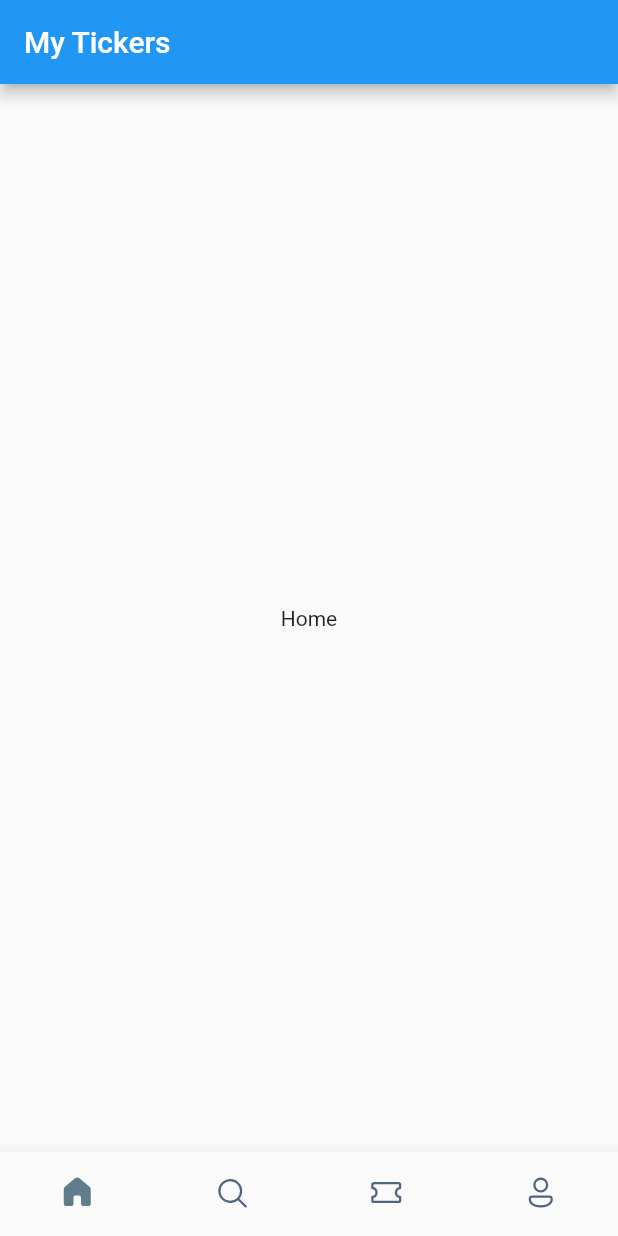
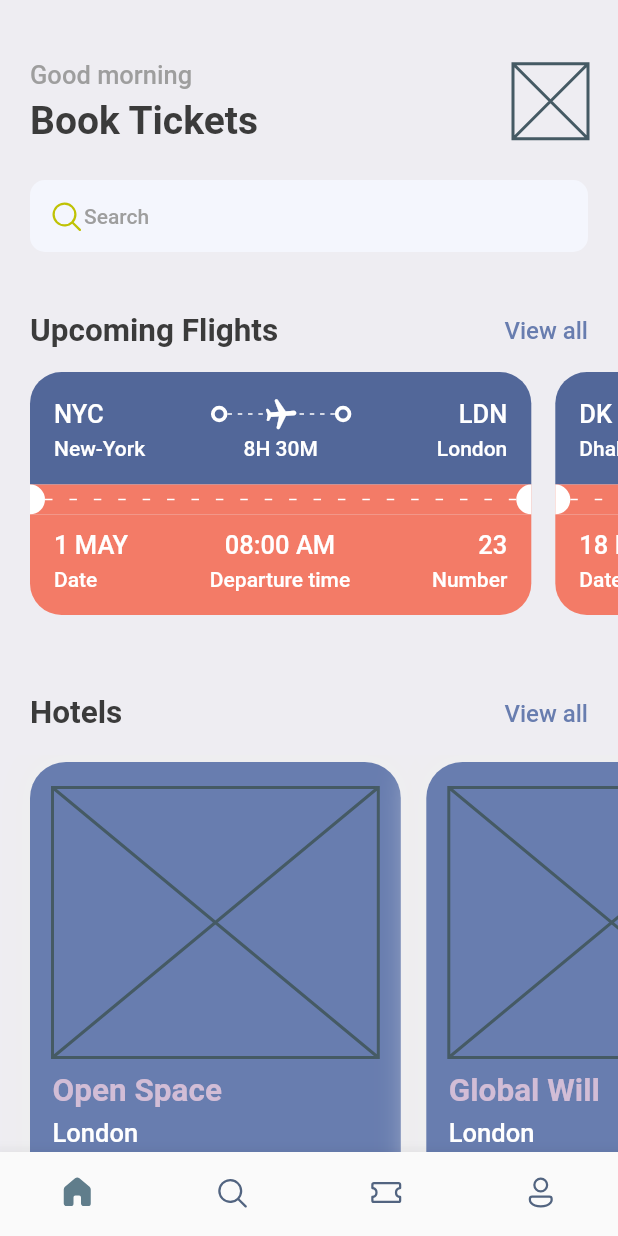
Before and after one commit to flutterkage2k/booktickets, a Flutter app: the screen it shows after launch, on a phone screen of 412 x 824 dp. Run offline on Flutter 3.47's test engine with Material 2 defaults, Android fonts, the phone set to English and light mode, and no system bars; our stand-ins replace fluentui_icons, gap.

Commit message:
map<String,dynamic> connection
機能の追加しました。
local map 使用方法がわかります。

```diff
--- a/lib/main.dart
+++ b/lib/main.dart
@@ -1,8 +1,9 @@
 import 'package:booktickets/screens/bottom_bar.dart';
+import 'package:booktickets/utils/app_styles.dart';
 import 'package:flutter/material.dart';
 
 void main() {
-  runApp(MyApp());
+  runApp(const MyApp());
 }
 
 class MyApp extends StatelessWidget {
@@ -11,7 +12,9 @@ class MyApp extends StatelessWidget {
   @override
   Widget build(BuildContext context) {
     return MaterialApp(
-      home: BottomBar(),
+      title: 'Tickets',
+      theme: ThemeData(primaryColor: primary),
+      home: const BottomBar(),
     );
   }
 }
--- a/lib/screens/bottom_bar.dart
+++ b/lib/screens/bottom_bar.dart
@@ -1,3 +1,4 @@
+import 'package:booktickets/screens/home_screen.dart';
 import 'package:fluentui_icons/fluentui_icons.dart';
 import 'package:flutter/material.dart';
 
@@ -18,7 +19,7 @@ class _BottomBarState extends State<BottomBar> {
   }
 
   static final List<Widget> _widgetOptions = [
-    const Text("Home"),
+    const HomeScreen(),
     const Text("Search"),
     const Text("Tickets"),
     const Text("Profile"),
@@ -26,9 +27,6 @@ class _BottomBarState extends State<BottomBar> {
   @override
   Widget build(BuildContext context) {
     return Scaffold(
-      appBar: AppBar(
-        title: Text('My Tickers'),
-      ),
       body: Center(child: _widgetOptions[_selectedIndex]),
       bottomNavigationBar: BottomNavigationBar(
         currentIndex: _selectedIndex,
@@ -38,7 +36,7 @@ class _BottomBarState extends State<BottomBar> {
         showUnselectedLabels: false,
         selectedItemColor: Colors.blueGrey,
         type: BottomNavigationBarType.fixed,
-        unselectedItemColor: Color(0xff526480),
+        unselectedItemColor: const Color(0xff526480),
         items: const [
           BottomNavigationBarItem(
             icon: Icon(FluentSystemIcons.ic_fluent_home_regular),
--- /dev/null
+++ b/lib/screens/home_screen.dart
@@ -0,0 +1,134 @@
+import 'package:booktickets/screens/hotel_screen.dart';
+import 'package:booktickets/screens/ticket_view.dart';
+import 'package:booktickets/utils/app_info_list.dart';
+import 'package:booktickets/utils/app_styles.dart';
+import 'package:fluentui_icons/fluentui_icons.dart';
+import 'package:flutter/material.dart';
+import 'package:gap/gap.dart';
+
+class HomeScreen extends StatelessWidget {
+  const HomeScreen({Key? key}) : super(key: key);
+
+  @override
+  Widget build(BuildContext context) {
+    return Scaffold(
+      backgroundColor: Styles.bgColor,
+      body: ListView(
+        children: [
+          Container(
+            padding: const EdgeInsets.symmetric(horizontal: 20),
+            child: Column(
+              children: [
+                const Gap(40),
+                Row(
+                  mainAxisAlignment: MainAxisAlignment.spaceBetween,
+                  children: [
+                    Column(
+                      crossAxisAlignment: CrossAxisAlignment.start,
+                      children: [
+                        Text(
+                          "Good morning",
+                          style: Styles.headLineStyle3,
+                        ),
+                        const Gap(5),
+                        Text(
+                          "Book Tickets",
+                          style: Styles.headLineStyle1,
+                        ),
+                      ],
+                    ),
+                    Container(
+                      height: 50,
+                      width: 50,
+                      decoration: BoxDecoration(
+                        borderRadius: BorderRadius.circular(10),
+                      ),
+                      child: const Placeholder(),
+                    )
+                  ],
+                ),
+                const Gap(25),
+                Container(
+                  decoration: BoxDecoration(
+                    borderRadius: BorderRadius.circular(10),
+                    color: const Color(0xfff4f6fd),
+                  ),
+                  padding: const EdgeInsets.symmetric(horizontal: 12, vertical: 12),
+                  child: Row(
+                    children: [
+                      const Icon(
+                        FluentSystemIcons.ic_fluent_search_regular,
+                        color: Color(0xffbfc205),
+                      ),
+                      Text(
+                        "Search",
+                        style: Styles.headLineStyle4,
+                      ),
+                    ],
+                  ),
+                ),
+                const Gap(40),
+                Row(
+                  mainAxisAlignment: MainAxisAlignment.spaceBetween,
+                  children: [
+                    Text(
+                      "Upcoming Flights",
+                      style: Styles.headLineStyle2,
+                    ),
+                    InkWell(
+                      onTap: () {
+                        print('tapped!!');
+                      },
+                      child: Text(
+                        "View all",
+                        style: Styles.textStyle.copyWith(color: Styles.primaryColor),
+                      ),
+                    ),
+                  ],
+                )
+              ],
+            ),
+          ),
+          const Gap(15),
+          SingleChildScrollView(
+            scrollDirection: Axis.horizontal,
+            padding: const EdgeInsets.only(left: 20),
+            child: Row(
+              children: ticketList.map((ticket) => TicketView(ticket: ticket)).toList(),
+            ),
+          ),
+          const Gap(15),
+          Container(
+            padding: const EdgeInsets.symmetric(horizontal: 20),
+            child: Row(
+              mainAxisAlignment: MainAxisAlignment.spaceBetween,
+              children: [
+                Text(
+                  "Hotels",
+                  style: Styles.headLineStyle2,
+                ),
+                InkWell(
+                  onTap: () {
+                    print('tapped!!');
+                  },
+                  child: Text(
+                    "View all",
+                    style: Styles.textStyle.copyWith(color: Styles.primaryColor),
+                  ),
+                ),
+              ],
+            ),
+          ),
+          const Gap(15),
+          SingleChildScrollView(
+            scrollDirection: Axis.horizontal,
+            padding: const EdgeInsets.only(left: 20),
+            child: Row(
+              children: hotelList.map((hotel) => HotelScreen(hotel: hotel)).toList(),
+            ),
+          )
+        ],
+      ),
+    );
+  }
+}
--- /dev/null
+++ b/lib/screens/hotel_screen.dart
@@ -0,0 +1,59 @@
+import 'package:booktickets/utils/app_layout.dart';
+import 'package:booktickets/utils/app_styles.dart';
+import 'package:flutter/material.dart';
+import 'package:gap/gap.dart';
+
+class HotelScreen extends StatelessWidget {
+  final Map<String, dynamic> hotel;
+  const HotelScreen({Key? key, required this.hotel}) : super(key: key);
+
+  @override
+  Widget build(BuildContext context) {
+    final size = AppLayout.getSize(context);
+    return Container(
+      width: size.width * 0.6,
+      height: 350,
+      padding: const EdgeInsets.symmetric(horizontal: 15, vertical: 17),
+      margin: const EdgeInsets.only(right: 17, top: 5),
+      decoration: BoxDecoration(
+        color: Styles.primaryColor,
+        borderRadius: BorderRadius.circular(24),
+        boxShadow: [
+          BoxShadow(
+            color: Colors.grey.shade200,
+            blurRadius: 20,
+            spreadRadius: 5,
+          ),
+        ],
+      ),
+      child: Column(
+        crossAxisAlignment: CrossAxisAlignment.start,
+        children: [
+          Container(
+            height: 180,
+            decoration: BoxDecoration(
+              borderRadius: BorderRadius.circular(12),
+              color: Styles.primaryColor,
+            ),
+            child: const Placeholder(),
+          ),
+          const Gap(10),
+          Text(
+            hotel['place'],
+            style: Styles.headLineStyle2.copyWith(color: Styles.kakiColor),
+          ),
+          const Gap(5),
+          Text(
+            hotel['destination'],
+            style: Styles.headLineStyle3.copyWith(color: Colors.white),
+          ),
+          const Gap(8),
+          Text(
+            '\$${hotel['price']}/night',
+            style: Styles.headLineStyle1.copyWith(color: Styles.kakiColor),
+          ),
+        ],
+      ),
+    );
+  }
+}
--- /dev/null
+++ b/lib/screens/ticket_view.dart
@@ -0,0 +1,226 @@
+import 'package:booktickets/utils/app_layout.dart';
+import 'package:booktickets/utils/app_styles.dart';
+import 'package:booktickets/widgets/thick_container.dart';
+import 'package:flutter/material.dart';
+import 'package:gap/gap.dart';
+
+class TicketView extends StatelessWidget {
+  final Map<String, dynamic> ticket;
+  const TicketView({Key? key, required this.ticket}) : super(key: key);
+
+  @override
+  Widget build(BuildContext context) {
+    final size = AppLayout.getSize(context);
+    return SizedBox(
+      width: size.width * 0.85,
+      height: 200,
+      child: Container(
+        margin: const EdgeInsets.only(right: 16),
+        child: Column(
+          mainAxisSize: MainAxisSize.min,
+          children: [
+            /*
+            showing the blue part of the card/ticket
+             */
+            Container(
+              decoration: const BoxDecoration(
+                  color: Color(0xff526799),
+                  borderRadius: BorderRadius.only(
+                    topLeft: Radius.circular(21),
+                    topRight: Radius.circular(21),
+                  )),
+              padding: const EdgeInsets.all(16),
+              child: Column(
+                children: [
+                  Row(
+                    children: [
+                      Text(ticket['from']['code'], style: Styles.headLineStyle3.copyWith(color: Colors.white)),
+                      Expanded(child: Container()),
+                      const ThickContainer(),
+                      Expanded(
+                        child: Stack(
+                          children: [
+                            SizedBox(
+                              height: 24,
+                              child: LayoutBuilder(
+                                builder: (BuildContext context, BoxConstraints constraints) {
+                                  print("The width is ${constraints.constrainWidth()}");
+                                  return Flex(
+                                    direction: Axis.horizontal,
+                                    mainAxisAlignment: MainAxisAlignment.spaceBetween,
+                                    children: List.generate(
+                                        (constraints.constrainWidth() / 6).floor(),
+                                        (index) => const SizedBox(
+                                              width: 3,
+                                              height: 1,
+                                              child: DecoratedBox(
+                                                decoration: BoxDecoration(color: Colors.white),
+                                              ),
+                                            )),
+                                  );
+                                },
+                              ),
+                            ),
+                            Center(
+                              child: Transform.rotate(
+                                angle: 1.5,
+                                child: const Icon(
+                                  Icons.local_airport_rounded,
+                                  color: Colors.white,
+                                ),
+                              ),
+                            ),
+                          ],
+                        ),
+                      ),
+                      const ThickContainer(),
+                      Expanded(child: Container()),
+                      Text(ticket['to']['code'], style: Styles.headLineStyle3.copyWith(color: Colors.white)),
+                    ],
+                  ),
+                  const Gap(3),
+                  Row(
+                    mainAxisAlignment: MainAxisAlignment.spaceBetween,
+                    children: [
+                      SizedBox(
+                        width: 100,
+                        child: Text(ticket['from']['name'], style: Styles.headLineStyle4.copyWith(color: Colors.white)),
+                      ),
+                      Text(
+                        ticket['flying_time'],
+                        style: Styles.headLineStyle4.copyWith(color: Colors.white),
+                      ),
+                      SizedBox(
+                        width: 100,
+                        child: Text(ticket['to']['name'], textAlign: TextAlign.end, style: Styles.headLineStyle4.copyWith(color: Colors.white)),
+                      ),
+                    ],
+                  )
+                ],
+              ),
+            ),
+            /*
+            showing the orange part of the card/ticket
+             */
+            Container(
+              color: Styles.orangeColor,
+              child: Row(
+                children: [
+                  const SizedBox(
+                    height: 20,
+                    width: 10,
+                    child: DecoratedBox(
+                      decoration: BoxDecoration(
+                        color: Colors.white,
+                        borderRadius: BorderRadius.only(
+                          topRight: Radius.circular(10),
+                          bottomRight: Radius.circular(10),
+                        ),
+                      ),
+                    ),
+                  ),
+                  Expanded(child: LayoutBuilder(
+                    builder: (BuildContext context, BoxConstraints constraints) {
+                      return Flex(
+                        direction: Axis.horizontal,
+                        mainAxisAlignment: MainAxisAlignment.spaceBetween,
+                        mainAxisSize: MainAxisSize.max,
+                        children: List.generate(
+                          (constraints.constrainWidth() / 15).floor(),
+                          (index) => const SizedBox(
+                            width: 5,
+                            height: 1,
+                            child: DecoratedBox(
+                              decoration: BoxDecoration(color: Colors.white),
+                            ),
+                          ),
+                        ),
+                      );
+                    },
+                  )),
+                  const SizedBox(
+                    height: 20,
+                    width: 10,
+                    child: DecoratedBox(
+                      decoration: BoxDecoration(
+                        color: Colors.white,
+                        borderRadius: BorderRadius.only(
+                          topLeft: Radius.circular(10),
+                          bottomLeft: Radius.circular(10),
+                        ),
+                      ),
+                    ),
+                  )
+                ],
+              ),
+            ),
+            /*
+            bottom part of the orange
+             */
+            Container(
+              decoration: BoxDecoration(
+                color: Styles.orangeColor,
+                borderRadius: const BorderRadius.only(
+                  bottomLeft: Radius.circular(21),
+                  bottomRight: Radius.circular(21),
+                ),
+              ),
+              padding: const EdgeInsets.only(left: 16, top: 10, right: 16, bottom: 16),
+              child: Column(
+                children: [
+                  Row(
+                    mainAxisAlignment: MainAxisAlignment.spaceBetween,
+                    children: [
+                      Column(
+                        crossAxisAlignment: CrossAxisAlignment.start,
+                        children: [
+                          Text(
+                            ticket['date'],
+                            style: Styles.headLineStyle3.copyWith(color: Colors.white),
+                          ),
+                          const Gap(5),
+                          Text(
+                            "Date",
+                            style: Styles.headLineStyle4.copyWith(color: Colors.white),
+                          )
+                        ],
+                      ),
+                      Column(
+                        crossAxisAlignment: CrossAxisAlignment.center,
+                        children: [
+                          Text(
+                            ticket['departure_time'],
+                            style: Styles.headLineStyle3.copyWith(color: Colors.white),
+                          ),
+                          const Gap(5),
+                          Text(
+                            "Departure time",
+                            style: Styles.headLineStyle4.copyWith(color: Colors.white),
+                          )
+                        ],
+                      ),
+                      Column(
+                        crossAxisAlignment: CrossAxisAlignment.end,
+                        children: [
+                          Text(
+                            ticket['number'].toString(),
+                            style: Styles.headLineStyle3.copyWith(color: Colors.white),
+                          ),
+                          const Gap(5),
+                          Text(
+                            "Number",
+                            style: Styles.headLineStyle4.copyWith(color: Colors.white),
+                          )
+                        ],
+                      ),
+                    ],
+                  )
+                ],
+              ),
+            )
+          ],
+        ),
+      ),
+    );
+  }
+}
--- /dev/null
+++ b/lib/utils/app_info_list.dart
@@ -0,0 +1,48 @@
+List<Map<String, dynamic>> hotelList = [
+  {
+    'place': 'Open Space',
+    'destination': 'London',
+    'price': 25,
+  },
+  {
+    'place': 'Global Will',
+    'destination': 'London',
+    'price': 40,
+  },
+  {
+    'place': 'Tallest Building',
+    'destination': 'Dubai',
+    'price': 68,
+  }
+];
+
+List<Map<String, dynamic>> ticketList = [
+  {
+    'from': {
+      'code': "NYC",
+      'name': "New-York",
+    },
+    'to': {
+      'code': "LDN",
+      'name': "London",
+    },
+    'flying_time': '8H 30M',
+    'date': "1 MAY",
+    "departure_time": "08:00 AM",
+    "number": 23
+  },
+  {
+    'from': {
+      'code': "DK",
+      'name': "Dhaka",
+    },
+    'to': {
+      'code': "SH",
+      'name': "Shanghai",
+    },
+    'flying_time': '4H 20M',
+    'date': "18 MAY",
+    "departure_time": "09:00 AM",
+    "number": 45
+  },
+];
--- /dev/null
+++ b/lib/utils/app_layout.dart
@@ -0,0 +1,7 @@
+import 'package:flutter/cupertino.dart';
+
+class AppLayout {
+  static getSize(BuildContext context) {
+    return MediaQuery.of(context).size;
+  }
+}
--- /dev/null
+++ b/lib/utils/app_styles.dart
@@ -0,0 +1,16 @@
+import 'package:flutter/material.dart';
+
+Color primary = const Color(0xff687daf);
+
+class Styles {
+  static Color primaryColor = primary;
+  static Color textColor = const Color(0xff3b3b3b);
+  static Color bgColor = const Color(0xffeeedf2);
+  static Color orangeColor = const Color(0xfff37b67);
+  static Color kakiColor = const Color(0xFFd2bdd6);
+  static TextStyle textStyle = TextStyle(fontSize: 16, color: textColor, fontWeight: FontWeight.w500);
+  static TextStyle headLineStyle1 = TextStyle(fontSize: 26, color: textColor, fontWeight: FontWeight.bold);
+  static TextStyle headLineStyle2 = TextStyle(fontSize: 21, color: textColor, fontWeight: FontWeight.bold);
+  static TextStyle headLineStyle3 = TextStyle(fontSize: 17, color: Colors.grey.shade500, fontWeight: FontWeight.w500);
+  static TextStyle headLineStyle4 = TextStyle(fontSize: 14, color: Colors.grey.shade500, fontWeight: FontWeight.w500);
+}
--- /dev/null
+++ b/lib/widgets/thick_container.dart
@@ -0,0 +1,19 @@
+import 'package:flutter/material.dart';
+
+class ThickContainer extends StatelessWidget {
+  const ThickContainer({Key? key}) : super(key: key);
+
+  @override
+  Widget build(BuildContext context) {
+    return Container(
+      padding: const EdgeInsets.all(3.0),
+      decoration: BoxDecoration(
+        borderRadius: BorderRadius.circular(20),
+        border: Border.all(
+          width: 2.5,
+          color: Colors.white,
+        ),
+      ),
+    );
+  }
+}
--- a/pubspec.yaml
+++ b/pubspec.yaml
@@ -37,6 +37,7 @@ dependencies:
   # Use with the CupertinoIcons class for iOS style icons.
   cupertino_icons: ^1.0.2
   fluentui_icons: ^1.0.0
+  gap: ^2.0.1
 
 dev_dependencies:
   flutter_test:
```
Also changed, not shown: pubspec.lock.
